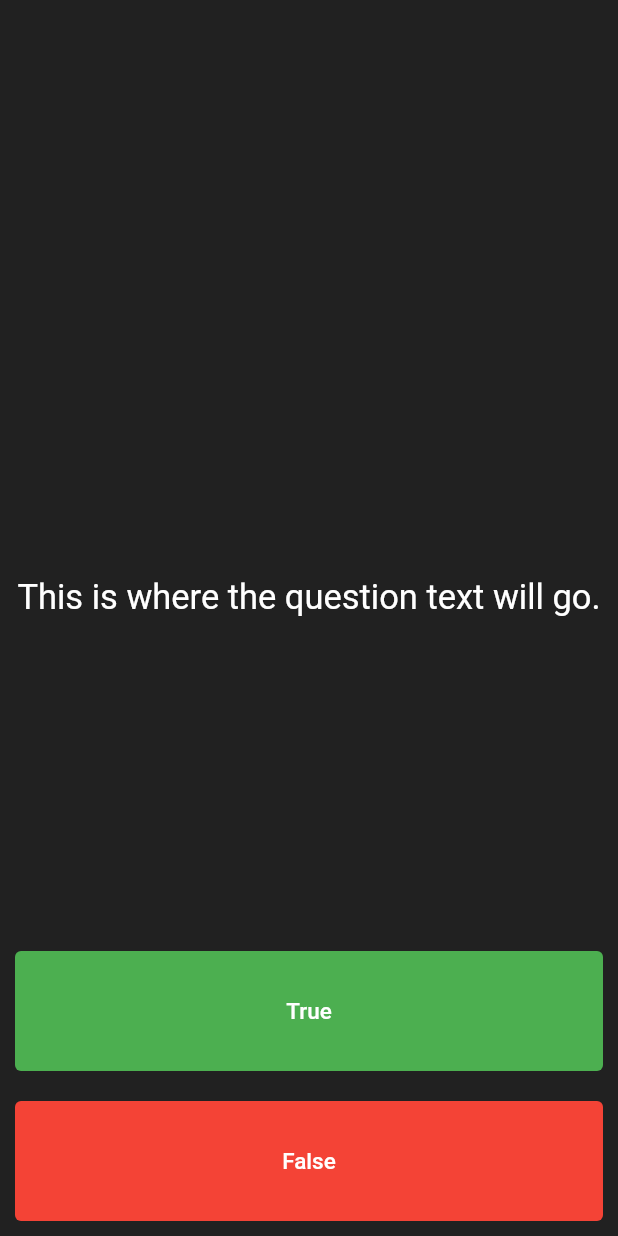
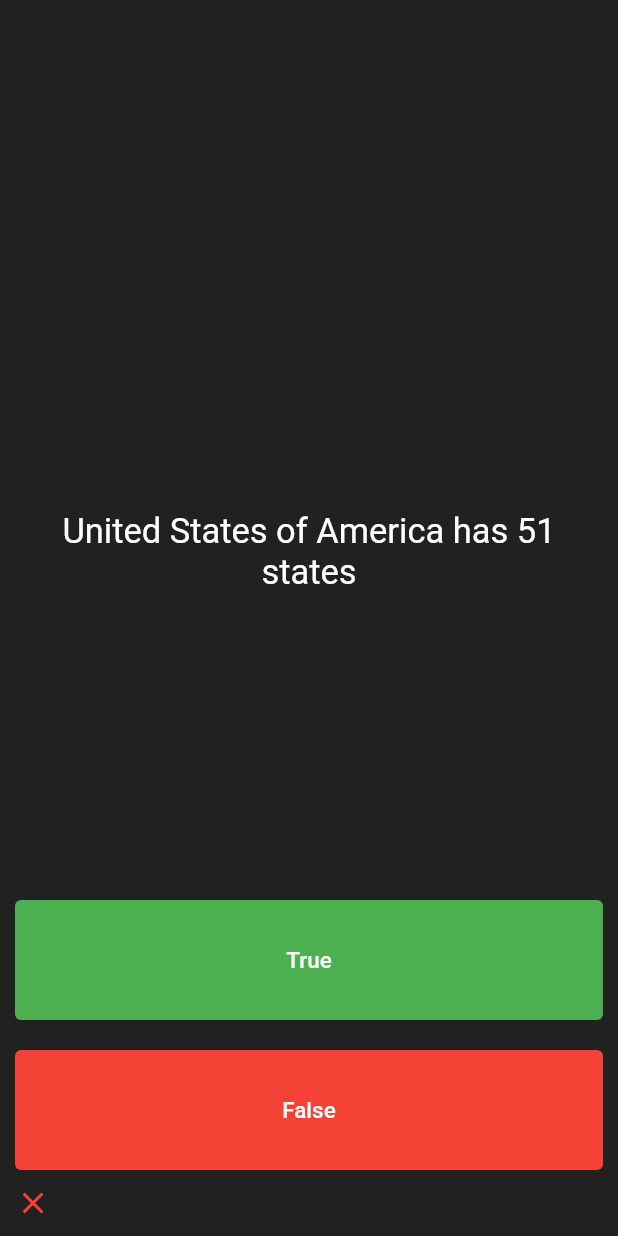
Before and after one commit to ptanlam/quizz_app, a Flutter app: the screen it shows after launch, after a tap on "True", on a phone screen of 412 x 824 dp. Run offline on Flutter 3.47's test engine with Material 2 defaults, Android fonts, the phone set to English and light mode, and no system bars.

Commit message:
add question class

```diff
--- a/lib/components/quizz-button.dart
+++ b/lib/components/quizz-button.dart
@@ -3,11 +3,16 @@ import 'package:flutter/material.dart';
 class AnswerButton extends StatelessWidget {
   final String label;
   final Color color;
+  final bool answer;
+
+  final Function onAnswerPressed;
 
   const AnswerButton({
     Key? key,
     required this.label,
     required this.color,
+    required this.answer,
+    required this.onAnswerPressed,
   }) : super(key: key);
 
   @override
@@ -17,7 +22,9 @@ class AnswerButton extends StatelessWidget {
         backgroundColor: MaterialStateProperty.all(color),
         padding: MaterialStateProperty.all<EdgeInsets>(EdgeInsets.zero),
       ),
-      onPressed: () {},
+      onPressed: () {
+        onAnswerPressed(answer);
+      },
       child: SizedBox(
         width: double.infinity,
         height: 80.0,
--- a/lib/pages/quizz-page.dart
+++ b/lib/pages/quizz-page.dart
@@ -1,5 +1,7 @@
 import 'package:flutter/material.dart';
 import 'package:quizz_app/components/quizz-button.dart';
+
+import '../question.dart';
 
 class QuizzPage extends StatefulWidget {
   QuizzPage({Key? key}) : super(key: key);
@@ -9,6 +11,50 @@ class QuizzPage extends StatefulWidget {
 }
 
 class _QuizzPageState extends State<QuizzPage> {
+  List<Widget> scoreKepper = [];
+
+  List<Question> questions = [
+    Question(
+      question: 'Cristiano Ronaldo is playing for Manchester Uniter',
+      answer: false,
+    ),
+    Question(
+      question: 'United States of America has 51 states',
+      answer: false,
+    ),
+    Question(
+      question: 'A slug\'s blood os green',
+      answer: true,
+    ),
+  ];
+
+  var questionNumber = 0;
+
+  bool checkAnswer(bool answer) {
+    return questions[questionNumber].answer == answer;
+  }
+
+  Icon getIcon(bool isCorrect) {
+    return isCorrect
+        ? Icon(
+            Icons.check,
+            color: Colors.green,
+          )
+        : Icon(
+            Icons.close,
+            color: Colors.red,
+          );
+  }
+
+  void onAnswerPressed(bool answer) {
+    var isCorrect = checkAnswer(answer);
+
+    setState(() {
+      scoreKepper.add(getIcon(isCorrect));
+      questionNumber++;
+    });
+  }
+
   @override
   Widget build(BuildContext context) {
     return Container(
@@ -24,7 +70,7 @@ class _QuizzPageState extends State<QuizzPage> {
               mainAxisAlignment: MainAxisAlignment.end,
               children: [
                 Text(
-                  'This is where the question text will go.',
+                  questions[questionNumber].question,
                   style: TextStyle(
                     color: Colors.white,
                     fontSize: 23.0,
@@ -41,6 +87,8 @@ class _QuizzPageState extends State<QuizzPage> {
                 AnswerButton(
                   label: 'True',
                   color: Colors.green,
+                  answer: true,
+                  onAnswerPressed: onAnswerPressed,
                 ),
                 SizedBox(
                   height: 20.0,
@@ -48,12 +96,26 @@ class _QuizzPageState extends State<QuizzPage> {
                 AnswerButton(
                   label: 'False',
                   color: Colors.red,
+                  answer: false,
+                  onAnswerPressed: onAnswerPressed,
                 ),
               ],
             ),
+          ),
+          SizedBox(
+            height: 10.0,
+          ),
+          Row(
+            children: scoreKepper,
           ),
         ],
       ),
     );
   }
 }
+
+/**
+ * 'Cristiano Ronaldo is playing for Manchester Uniter', false
+ * 'United States of America has 51 states', false
+ * 'A slug\'s blood os green', true
+ */
--- /dev/null
+++ b/lib/question.dart
@@ -0,0 +1,6 @@
+class Question {
+  String question;
+  bool answer;
+
+  Question({required this.question, required this.answer});
+}
```
